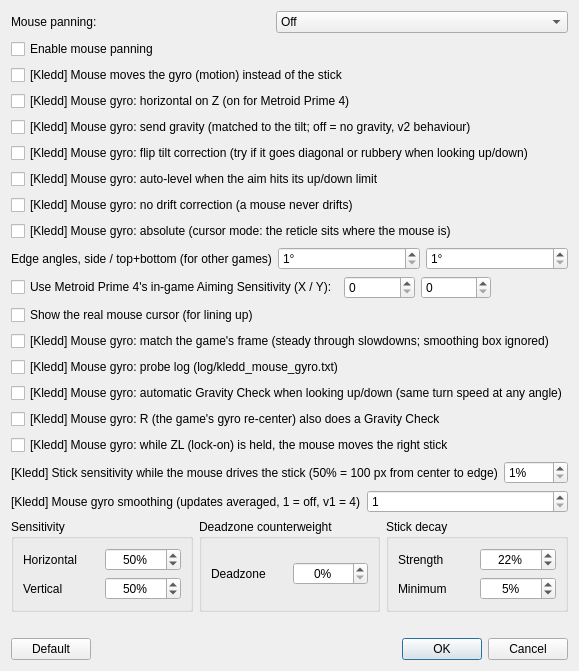
Old version of the form src/yuzu/configuration/configure_mouse_panning.ui in the repository Melos555/eden-kledd.
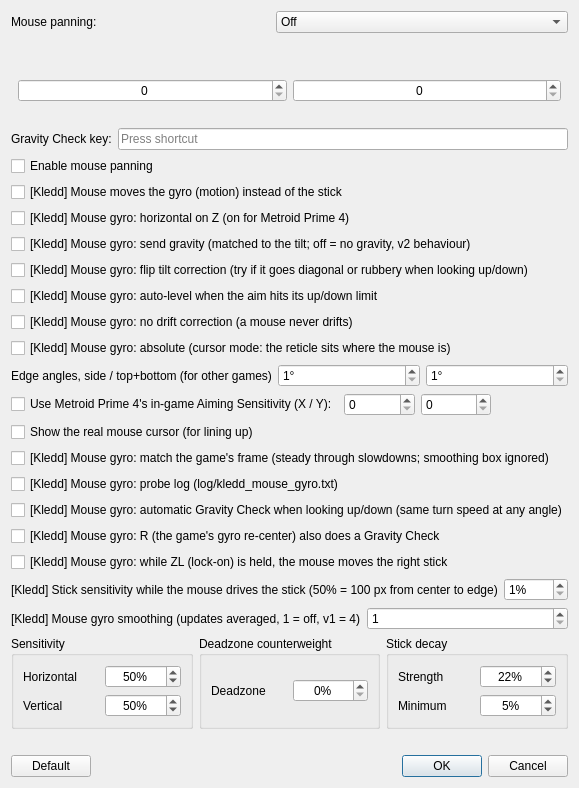
New version of the form.

Commit message: [TEST] Mouse panning window as Melos designed it, Gravity Check key, Linux on request

The edit to the form file:
```diff
--- a/src/yuzu/configuration/configure_mouse_panning.ui
+++ b/src/yuzu/configuration/configure_mouse_panning.ui
@@ -32,6 +32,75 @@
      </item>
     </layout>
    </item>
+   <item>
+    <widget class="QLabel" name="kledd_question">
+     <property name="alignment"><set>Qt::AlignCenter</set></property>
+    </widget>
+   </item>
+   <item>
+    <layout class="QHBoxLayout">
+     <item>
+      <spacer name="kledd_boxes_left">
+       <property name="orientation"><enum>Qt::Horizontal</enum></property>
+      </spacer>
+     </item>
+     <item>
+      <layout class="QVBoxLayout">
+       <item>
+        <widget class="QLabel" name="kledd_box_x_label">
+         <property name="alignment"><set>Qt::AlignCenter</set></property>
+        </widget>
+       </item>
+       <item>
+        <widget class="QSpinBox" name="kledd_box_x">
+         <property name="alignment"><set>Qt::AlignCenter</set></property>
+        </widget>
+       </item>
+      </layout>
+     </item>
+     <item>
+      <layout class="QVBoxLayout">
+       <item>
+        <widget class="QLabel" name="kledd_box_y_label">
+         <property name="alignment"><set>Qt::AlignCenter</set></property>
+        </widget>
+       </item>
+       <item>
+        <widget class="QSpinBox" name="kledd_box_y">
+         <property name="alignment"><set>Qt::AlignCenter</set></property>
+        </widget>
+       </item>
+      </layout>
+     </item>
+     <item>
+      <spacer name="kledd_boxes_right">
+       <property name="orientation"><enum>Qt::Horizontal</enum></property>
+      </spacer>
+     </item>
+    </layout>
+   </item>
+   <item>
+    <widget class="QLabel" name="kledd_box_hint">
+     <property name="alignment"><set>Qt::AlignCenter</set></property>
+    </widget>
+   </item>
+   <item>
+    <layout class="QHBoxLayout">
+     <item>
+      <widget class="QLabel" name="kledd_gravity_key_label">
+       <property name="text">
+        <string>Gravity Check key:</string>
+       </property>
+       <property name="toolTip">
+        <string>Levels the imaginary controller and puts the mouse back in the center. Same hotkey as "[Kledd] Gravity Check" in Settings &gt; Hotkeys. Click the box, then press the key.</string>
+       </property>
+      </widget>
+     </item>
+     <item>
+      <widget class="QKeySequenceEdit" name="kledd_gravity_key"/>
+     </item>
+    </layout>
+   </item>
    <item>
     <widget class="QCheckBox" name="enable">
      <property name="text">
```
Left out of the diff: 6 changed lines with no effect on the pictures. The commit also changes 4 other files.
